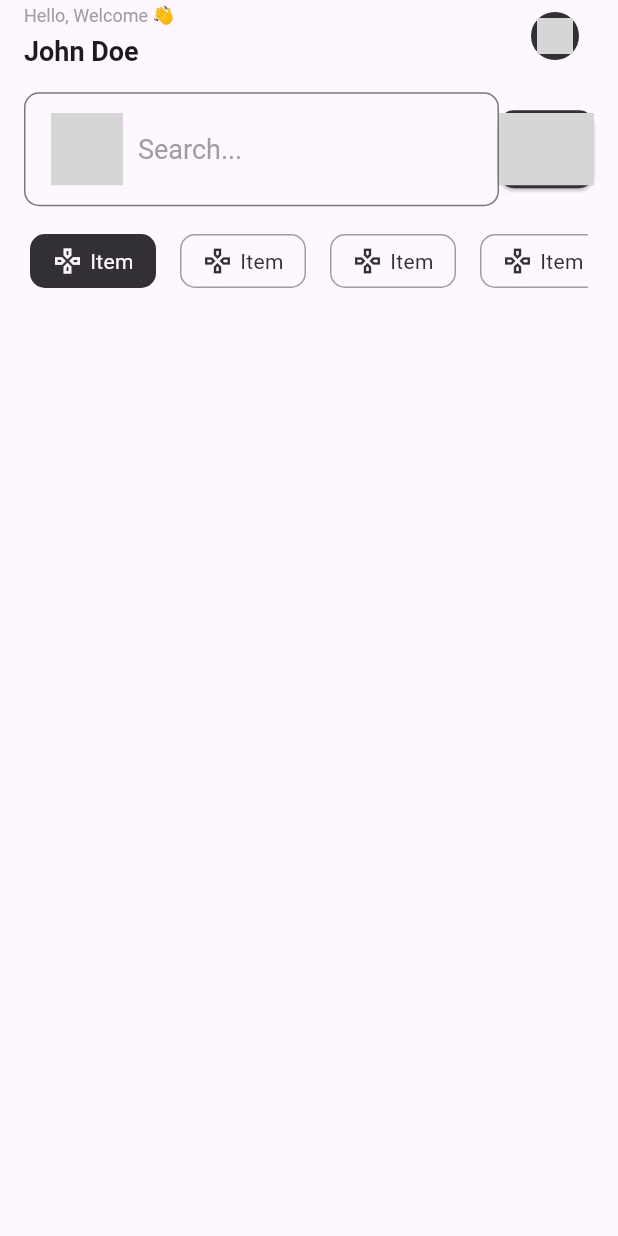
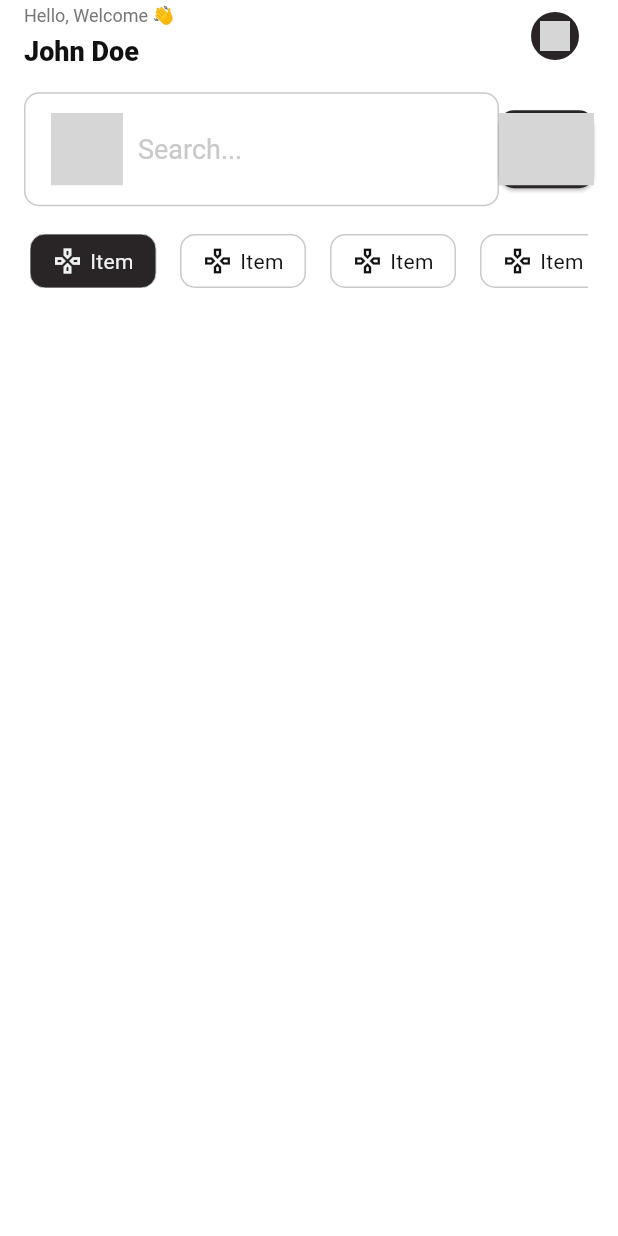
Before and after one commit to MoazSalem/FakeStore_E-Commerce, a Flutter app: the screen it shows after launch, on a phone screen of 412 x 824 dp. Run offline on Flutter 3.47's test engine with Material 3 defaults, Android fonts, the phone set to English and light mode, and no system bars; our stand-ins replace flutter_svg, vector_graphics; Roboto replaces fonts that are missing (Encoded Sans); grey boxes are pictures that could not be loaded.

Commit message:
Theme and Colors managers

```diff
--- a/lib/app.dart
+++ b/lib/app.dart
@@ -1,3 +1,4 @@
+import 'package:ecommerce/core/utils/theme_manager.dart';
 import 'package:ecommerce/features/home_screen/presentation/screens/home_screen.dart';
 import 'package:flutter/material.dart';
 
@@ -8,10 +9,7 @@ class App extends StatelessWidget {
     return MaterialApp(
       debugShowCheckedModeBanner: false,
       title: 'Flutter Demo',
-      theme: ThemeData(
-        colorScheme: ColorScheme.fromSeed(seedColor: Colors.deepPurple),
-        fontFamily: 'Encoded Sans',
-      ),
+      theme: ThemeManager.lightTheme,
       home: const HomeScreen(),
     );
   }
--- /dev/null
+++ b/lib/core/utils/colors_manager.dart
@@ -0,0 +1,11 @@
+import 'dart:ui';
+
+class ColorsManager {
+  static const Color primary = Color(0xFF292526);
+  static const Color primaryContainer = Color(0xFFF2F2F2);
+  static const Color onPrimary = Color(0xFFF2F2F2);
+  static const Color surface = Color(0xFFFFFFFF);
+  static const Color onSurface = Color(0xFF121111);
+  static const Color subtitleColor = Color(0xFF787676);
+  static const Color disabledColor = Color(0xFFCAC9C9);
+}
--- a/lib/core/utils/sizes_manager.dart
+++ b/lib/core/utils/sizes_manager.dart
@@ -9,6 +9,7 @@ class SizesManager {
   static const double font12 = 12;
   static const double roundedCorners = 10;
   static const double iconSize = 24;
+  static const double iconSize20 = 20;
   static const double squareButtonSide = 52;
   static const double categoryHeight = 36;
   static const double userRadius = 16;
--- /dev/null
+++ b/lib/core/utils/theme_manager.dart
@@ -0,0 +1,17 @@
+import 'package:ecommerce/core/utils/colors_manager.dart';
+import 'package:flutter/material.dart';
+
+class ThemeManager {
+  static ThemeData lightTheme = ThemeData(
+    useMaterial3: true,
+    colorScheme: ColorScheme.light(
+      primary: ColorsManager.primary,
+      onPrimary: ColorsManager.onPrimary,
+      primaryContainer: ColorsManager.primaryContainer,
+      surface: ColorsManager.surface,
+      onSurface: ColorsManager.onSurface,
+      secondary: ColorsManager.subtitleColor,
+      outline: ColorsManager.disabledColor,
+    ),
+  );
+}
--- a/lib/features/home_screen/presentation/widgets/app_bar_user_details.dart
+++ b/lib/features/home_screen/presentation/widgets/app_bar_user_details.dart
@@ -21,14 +21,16 @@ class AppBarUserDetails extends StatelessWidget {
               'Hello, Welcome 👋',
               style: TextStyle(
                 fontSize: SizesManager.font12,
-                color: Colors.grey,
+                color: theme.colorScheme.secondary,
+                fontWeight: FontWeight.w400,
               ),
             ),
             Text(
               'John Doe',
               style: TextStyle(
                 fontSize: SizesManager.font18,
-                fontWeight: FontWeight.bold,
+                fontWeight: FontWeight.w800,
+                color: theme.colorScheme.onSurface,
               ),
             ),
           ],
@@ -39,14 +41,14 @@ class AppBarUserDetails extends StatelessWidget {
           ),
           child: CircleAvatar(
             radius: SizesManager.userRadius,
-            backgroundColor: theme.colorScheme.inverseSurface,
+            backgroundColor: theme.colorScheme.primary,
             child: SvgPicture(
               AssetBytesLoader(AssetsManager.profile),
               colorFilter: ColorFilter.mode(
-                theme.colorScheme.surface,
+                theme.colorScheme.onPrimary,
                 BlendMode.srcIn,
               ),
-              height: SizesManager.iconSize,
+              height: SizesManager.iconSize20,
             ),
           ),
         ),
--- a/lib/features/home_screen/presentation/widgets/custom_category_scroll_view.dart
+++ b/lib/features/home_screen/presentation/widgets/custom_category_scroll_view.dart
@@ -37,31 +37,35 @@ class CategoryItem extends StatelessWidget {
   Widget build(BuildContext context) {
     final theme = Theme.of(context);
     final color = isSelected
-        ? theme.colorScheme.inverseSurface
+        ? theme.colorScheme.primary
         : theme.colorScheme.surface;
     final foregroundColor = isSelected
-        ? theme.colorScheme.surface
-        : theme.colorScheme.inverseSurface;
+        ? theme.colorScheme.onPrimary
+        : theme.colorScheme.onSurface;
     return SizedBox(
       width: 100,
       height: 6,
       child: Card(
         shape: RoundedRectangleBorder(
-          borderRadius: BorderRadius.circular(10),
+          borderRadius: BorderRadius.circular(SizesManager.roundedCorners),
           side: BorderSide(
-            width: 1,
-            color: isSelected ? Colors.transparent : Colors.grey,
+            width: isSelected ? 0 : 1,
+            color: theme.colorScheme.outline,
           ),
         ),
         elevation: 0,
         color: color,
-        margin: EdgeInsets.only(right: 16),
+        margin: EdgeInsets.only(right: SizesManager.padding),
         child: Center(
           child: Row(
             mainAxisAlignment: MainAxisAlignment.center,
             spacing: 5,
             children: [
-              Icon(Icons.gamepad_outlined, size: 20, color: foregroundColor),
+              Icon(
+                Icons.gamepad_outlined,
+                size: SizesManager.iconSize20,
+                color: foregroundColor,
+              ),
               Text('Item', style: TextStyle(color: foregroundColor)),
             ],
           ),
--- a/lib/features/home_screen/presentation/widgets/custom_home_app_bar.dart
+++ b/lib/features/home_screen/presentation/widgets/custom_home_app_bar.dart
@@ -28,8 +28,8 @@ class CustomHomeAppBar extends StatelessWidget {
                   onPressed: () {},
                   style: ElevatedButton.styleFrom(
                     padding: EdgeInsets.zero,
-                    backgroundColor: theme.colorScheme.inverseSurface,
-                    foregroundColor: theme.colorScheme.surface,
+                    backgroundColor: theme.colorScheme.primary,
+                    foregroundColor: theme.colorScheme.onPrimary,
                     shape: RoundedRectangleBorder(
                       borderRadius: BorderRadius.circular(
                         SizesManager.roundedCorners,
--- a/lib/features/home_screen/presentation/widgets/custom_search_bar.dart
+++ b/lib/features/home_screen/presentation/widgets/custom_search_bar.dart
@@ -9,6 +9,7 @@ class CustomSearchBar extends StatelessWidget {
 
   @override
   Widget build(BuildContext context) {
+    final theme = Theme.of(context);
     return TextField(
       decoration: InputDecoration(
         contentPadding: EdgeInsets.symmetric(
@@ -17,19 +18,22 @@ class CustomSearchBar extends StatelessWidget {
         ),
         border: OutlineInputBorder(
           borderRadius: BorderRadius.circular(SizesManager.roundedCorners),
-          borderSide: BorderSide(color: Colors.grey),
+          borderSide: BorderSide(color: theme.colorScheme.outline),
         ),
         hint: Row(
           spacing: SizesManager.padding10,
           children: [
             SvgPicture(
               AssetBytesLoader(AssetsManager.search),
-              colorFilter: ColorFilter.mode(Colors.grey, BlendMode.srcIn),
+              colorFilter: ColorFilter.mode(
+                theme.colorScheme.outline,
+                BlendMode.srcIn,
+              ),
             ),
             Text(
               'Search...',
               style: TextStyle(
-                color: Colors.grey,
+                color: theme.colorScheme.outline,
                 fontSize: SizesManager.font18,
               ),
             ),
```
